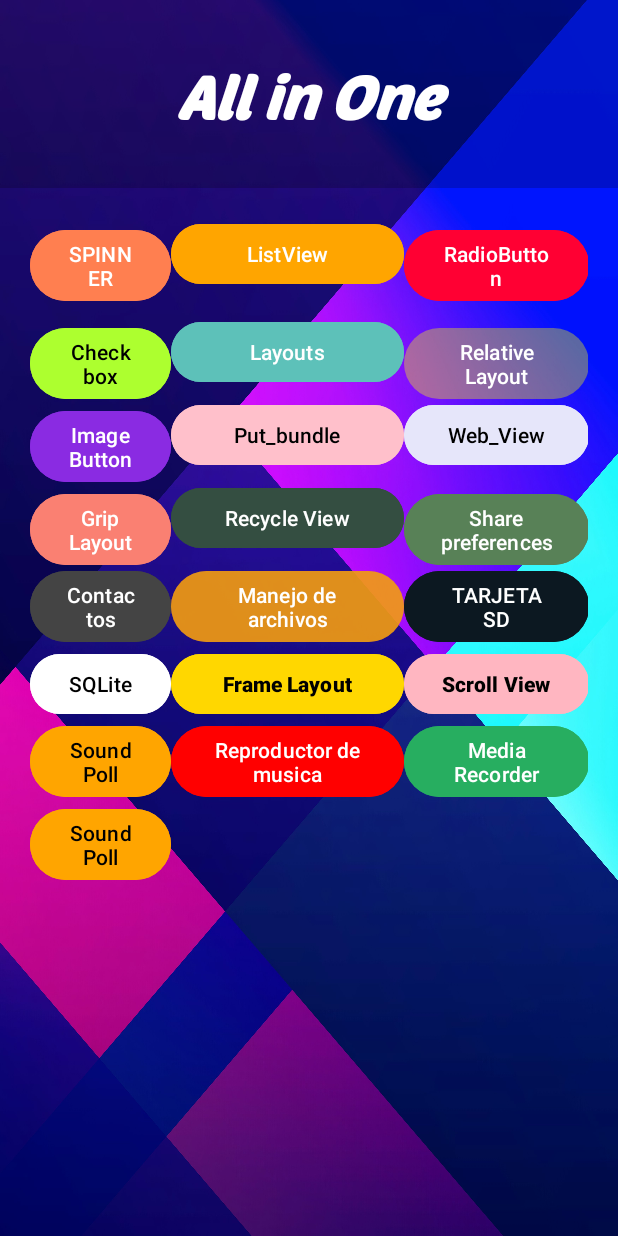
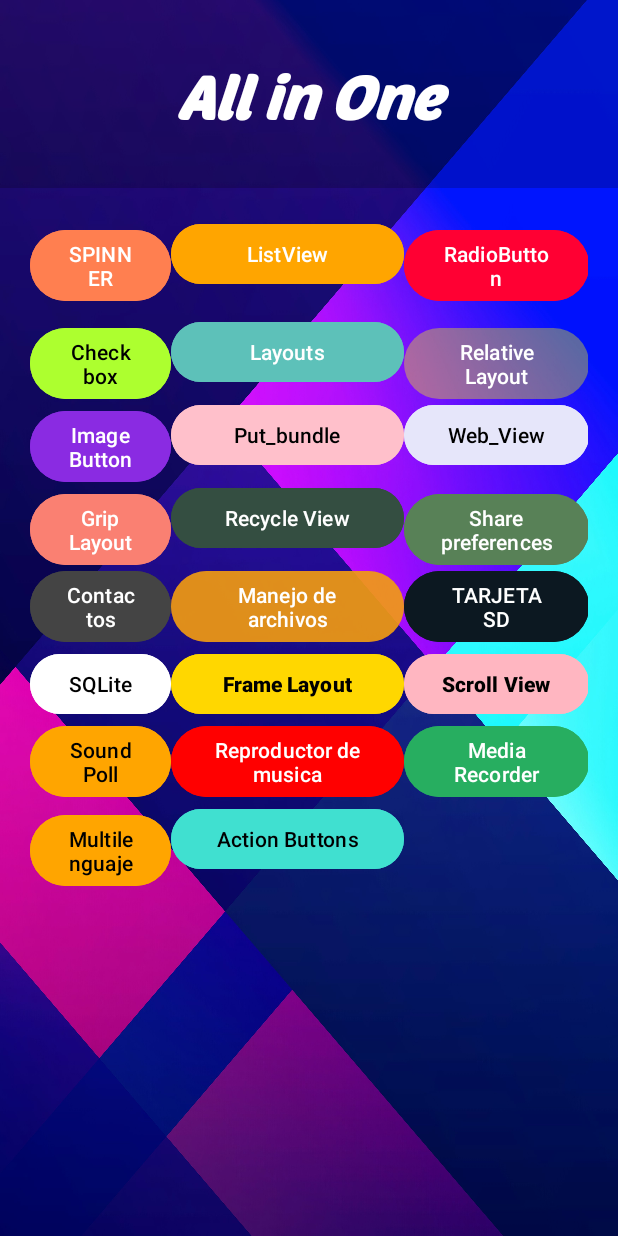
Before and after one commit to rodrigovelasquez2/Todo-en-uno-APP_Rodvels2002, an Android app: the screen it shows after launch (MainActivity), on a phone screen of 412 x 824 dp. Run offline under Robolectric (Android 15) with nearby library versions, the phone set to English and light mode, and no system bars.

Commit message:
feat: - Se añado el Menu Overflow funcional con action su bar
commitLint

```diff
--- a/app/src/main/AndroidManifest.xml
+++ b/app/src/main/AndroidManifest.xml
@@ -18,6 +18,9 @@
         android:supportsRtl="true"
         android:theme="@style/Theme.TodoEnUno"
         tools:targetApi="31">
+        <activity
+            android:name=".MenuOverFLow"
+            android:exported="false" />
         <activity
             android:name=".Multilenguaje"
             android:exported="false" />
--- a/app/src/main/java/com/velasquez/todoenuno/MainActivity.java
+++ b/app/src/main/java/com/velasquez/todoenuno/MainActivity.java
@@ -154,4 +154,9 @@ public class MainActivity extends AppCompatActivity {
         startActivity(intent);
     }
 
+    public void sendToActionBar(View view) {
+        Intent intent = new Intent(MainActivity.this, MenuOverFLow.class);
+        startActivity(intent);
+    }
+
 }//Fin MainActivity
--- a/app/src/main/res/layout/activity_main.xml
+++ b/app/src/main/res/layout/activity_main.xml
@@ -285,9 +285,17 @@
                 android:layout_height="wrap_content"
                 android:backgroundTint="@color/naranja"
                 android:onClick="sendToMultilenguaje"
-                android:text="@string/app_sound_pool"
+                android:text="@string/app_titulo_multilenguaje"
                 android:textColor="@color/black"/>
 
+            <Button
+                android:id="@+id/btnActionBar"
+                android:layout_width="match_parent"
+                android:layout_height="wrap_content"
+                android:backgroundTint="@color/turquesa"
+                android:onClick="sendToActionBar"
+                android:text="@string/app_actionButton"
+                android:textColor="@color/black"/>
         </TableRow>
     </TableLayout>
 </RelativeLayout>
--- a/app/src/main/res/values/strings.xml
+++ b/app/src/main/res/values/strings.xml
@@ -109,4 +109,12 @@
     <string name="app_titulo_multilenguaje">Multilenguaje</string>
     <string name="app_saludos">Saludos</string>
     <string name="app_despedida">Despedida</string>
+
+
+    <!--Menu OverFlow-->
+    <string name="app_actionButton">Action Buttons</string>
+    <string name="app_opcion1">Opcion 1</string>
+    <string name="app_opcion2">Opcion 2</string>
+    <string name="app_opcion3">Opcion 3</string>
+
 </resources>
```
Also changed, not shown: app/src/main/java/com/velasquez/todoenuno/MenuOverFLow.java (added, +49 -0 lines), app/src/main/res/layout/activity_menu_over_flow.xml (added, +19 -0 lines), app/src/main/res/menu/overflow_menu.xml (added, +14 -0 lines), 1 other file.
